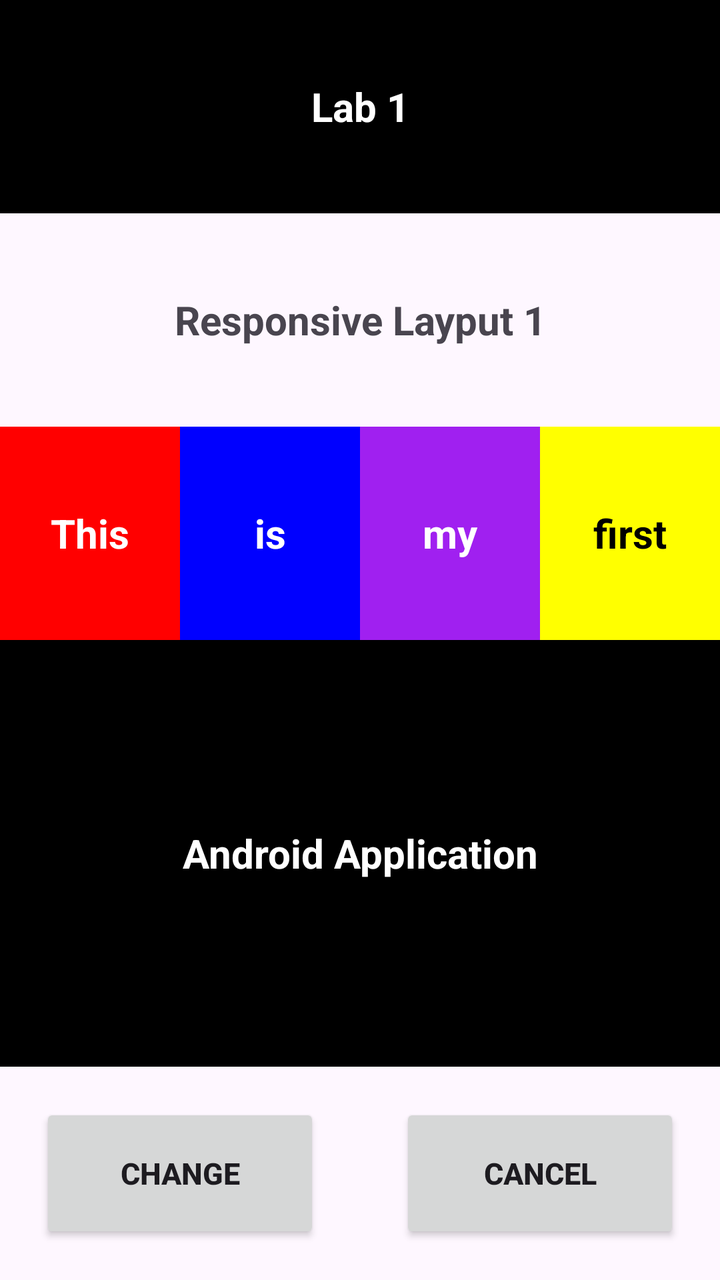
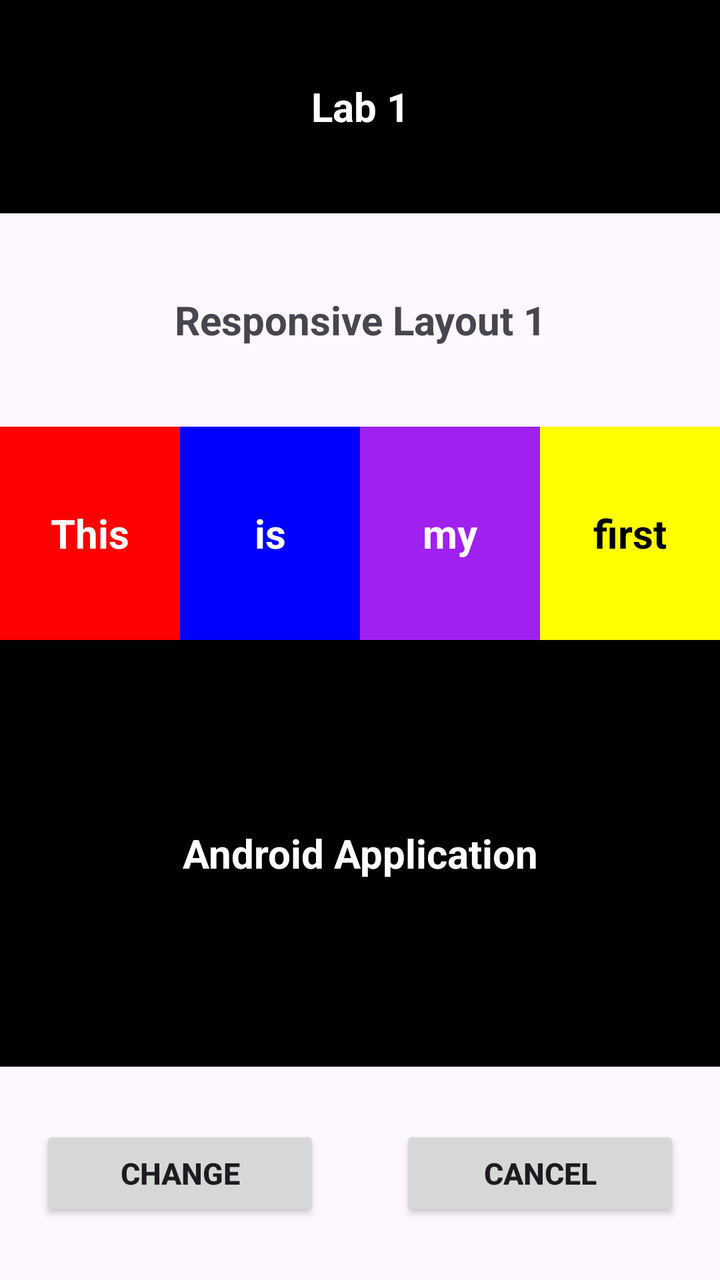

Two renders of the same Android screen: before a commit and after it. Below are the layout's source before the change and the commit's diff.
<!-- AndroidManifest.xml: application theme Theme.Lab1Application -->
<!-- res/layout/activity_main.xml -->
<?xml version="1.0" encoding="utf-8"?>
<LinearLayout xmlns:android="http://schemas.android.com/apk/res/android"
    xmlns:app="http://schemas.android.com/apk/res-auto"
    xmlns:tools="http://schemas.android.com/tools"
    android:id="@+id/main"
    android:layout_width="match_parent"
    android:layout_height="match_parent"
    android:orientation="vertical"
    tools:context=".MainActivity">


    <TextView
        android:layout_width="match_parent"
        android:layout_height="0dp"
        android:layout_weight="1"
        android:text="Lab 1"
        android:gravity="center"
        android:textSize="20dp"
        android:textStyle="bold"
        android:background="@color/black"
        android:textColor="@color/white"
        />
    
    <TextView
        android:layout_width="match_parent"
        android:layout_height="0dp"
        android:layout_weight="1"
        android:text="Responsive Layput 1"
        android:gravity="center"
        android:textSize="20dp"
        android:textStyle="bold"
        />
    
    <LinearLayout
        android:layout_width="match_parent"
        android:layout_height="0dp"
        android:layout_weight="1"
        android:orientation="horizontal">
        <TextView
            android:layout_width="0dp"
            android:layout_height="match_parent"
            android:layout_weight="1"
            android:text="This"
            android:gravity="center"
            android:textSize="20dp"
            android:textStyle="bold"
            android:background="@color/red"
            android:textColor="@color/white"
            />

        <TextView
            android:layout_width="0dp"
            android:layout_height="match_parent"
            android:layout_weight="1"
            android:text="is"
            android:gravity="center"
            android:textSize="20dp"
            android:textStyle="bold"
            android:background="@color/blue"
            android:textColor="@color/white"
            />

        <TextView
            android:layout_width="0dp"
            android:layout_height="match_parent"
            android:layout_weight="1"
            android:text="my"
            android:gravity="center"
            android:textSize="20dp"
            android:textStyle="bold"
            android:background="@color/purple"
            android:textColor="@color/white"
            />

        <TextView
            android:layout_width="0dp"
            android:layout_height="match_parent"
            android:layout_weight="1"
            android:text="first"
            android:gravity="center"
            android:textSize="20dp"
            android:textStyle="bold"
            android:background="@color/yellow"
            android:textColor="@color/black"
            />
    </LinearLayout>

    <TextView
        android:layout_width="match_parent"
        android:layout_height="0dp"
        android:layout_weight="2"
        android:text="Android Application"
        android:gravity="center"
        android:textSize="20dp"
        android:textStyle="bold"
        android:background="@color/black"
        android:textColor="@color/white"
        />

    <LinearLayout
        android:layout_width="match_parent"
        android:layout_height="0dp"
        android:layout_weight="1"
        android:orientation="horizontal">

        <Button
            android:layout_width="0dp"
            android:layout_height="70dp"
            android:layout_weight="1"
            android:text="Change"
            android:layout_gravity="center"
            android:gravity="center"
            android:layout_marginHorizontal="20dp"
            android:textSize="15dp"
            android:textStyle="bold"
            />

        <Button
            android:layout_width="0dp"
            android:layout_height="70dp"
            android:layout_weight="1"
            android:text="Cancel"
            android:layout_gravity="center"
            android:layout_marginHorizontal="20dp"
            android:textSize="15dp"
            android:textStyle="bold"
            />
    </LinearLayout>
</LinearLayout>
<!-- resources referenced by this layout -->
<resources>
  <color name="black">#FF000000</color>
  <color name="blue">#0000FF</color>
  <color name="purple">#A020F0</color>
  <color name="red">#FF0000</color>
  <color name="white">#FFFFFFFF</color>
  <color name="yellow">#FFFF00</color>
  <style name="Theme.Lab1Application" parent="Base.Theme.Lab1Application" />
  <style name="Base.Theme.Lab1Application" parent="Theme.Material3.DayNight.NoActionBar">
          
          
      </style>
</resources>

<!-- the commit's change to res/layout/activity_main.xml (unified diff, before → after) -->
@@ -25,7 +25,7 @@
         android:layout_width="match_parent"
         android:layout_height="0dp"
         android:layout_weight="1"
-        android:text="Responsive Layput 1"
+        android:text="Responsive Layout 1"
         android:gravity="center"
         android:textSize="20dp"
         android:textStyle="bold"
@@ -105,7 +105,7 @@
 
         <Button
             android:layout_width="0dp"
-            android:layout_height="70dp"
+            android:layout_height="wrap_content"
             android:layout_weight="1"
             android:text="Change"
             android:layout_gravity="center"
@@ -117,7 +117,7 @@
 
         <Button
             android:layout_width="0dp"
-            android:layout_height="70dp"
+            android:layout_height="wrap_content"
             android:layout_weight="1"
             android:text="Cancel"
             android:layout_gravity="center"
